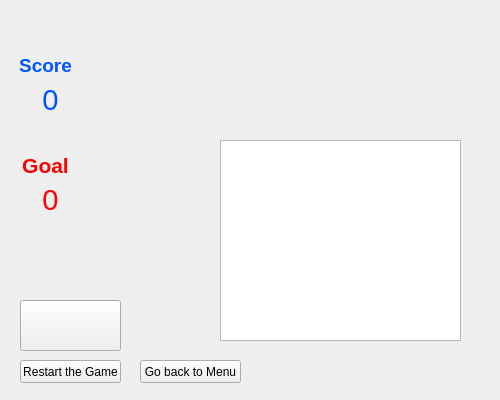
Old version of the form gameview.ui in the repository F74036344/2048.
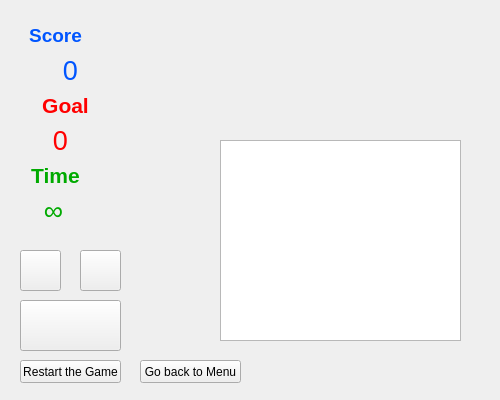
New version of the form. Icons and pictures are not drawn.

```diff
--- a/gameview.ui
+++ b/gameview.ui
@@ -23,8 +23,8 @@
   <widget class="QLabel" name="label_scoreText">
    <property name="geometry">
     <rect>
-     <x>0</x>
-     <y>50</y>
+     <x>10</x>
+     <y>20</y>
      <width>91</width>
      <height>31</height>
     </rect>
@@ -43,8 +43,8 @@
   <widget class="QLabel" name="label_scoreValue">
    <property name="geometry">
     <rect>
-     <x>10</x>
-     <y>80</y>
+     <x>30</x>
+     <y>50</y>
      <width>81</width>
      <height>41</height>
     </rect>
@@ -52,7 +52,7 @@
    <property name="font">
     <font>
      <family>Arial</family>
-     <pointsize>22</pointsize>
+     <pointsize>20</pointsize>
     </font>
    </property>
    <property name="text">
@@ -85,8 +85,8 @@
   <widget class="QLabel" name="label_goalText">
    <property name="geometry">
     <rect>
-     <x>0</x>
-     <y>150</y>
+     <x>20</x>
+     <y>90</y>
      <width>91</width>
      <height>31</height>
     </rect>
@@ -105,8 +105,8 @@
   <widget class="QLabel" name="label_goalValue">
    <property name="geometry">
     <rect>
-     <x>0</x>
-     <y>180</y>
+     <x>10</x>
+     <y>120</y>
      <width>101</width>
      <height>41</height>
     </rect>
@@ -114,7 +114,7 @@
    <property name="font">
     <font>
      <family>Arial</family>
-     <pointsize>22</pointsize>
+     <pointsize>20</pointsize>
     </font>
    </property>
    <property name="text">
@@ -157,6 +157,92 @@
     <string>Go back to Menu</string>
    </property>
   </widget>
+  <widget class="QPushButton" name="pushButton_quiet">
+   <property name="geometry">
+    <rect>
+     <x>20</x>
+     <y>250</y>
+     <width>41</width>
+     <height>41</height>
+    </rect>
+   </property>
+   <property name="text">
+    <string/>
+   </property>
+   <property name="icon">
+    <iconset resource="myresource.qrc">
+     <normaloff>:/images/resource/speaker.png</normaloff>:/images/resource/speaker.png</iconset>
+   </property>
+   <property name="iconSize">
+    <size>
+     <width>30</width>
+     <height>30</height>
+    </size>
+   </property>
+  </widget>
+  <widget class="QPushButton" name="pushButton_pause">
+   <property name="geometry">
+    <rect>
+     <x>80</x>
+     <y>250</y>
+     <width>41</width>
+     <height>41</height>
+    </rect>
+   </property>
+   <property name="text">
+    <string/>
+   </property>
+   <property name="icon">
+    <iconset resource="myresource.qrc">
+     <normaloff>:/images/resource/pause.png</normaloff>:/images/resource/pause.png</iconset>
+   </property>
+   <property name="iconSize">
+    <size>
+     <width>30</width>
+     <height>30</height>
+    </size>
+   </property>
+  </widget>
+  <widget class="QLabel" name="label_timeText">
+   <property name="geometry">
+    <rect>
+     <x>20</x>
+     <y>160</y>
+     <width>71</width>
+     <height>31</height>
+    </rect>
+   </property>
+   <property name="font">
+    <font>
+     <family>Arial</family>
+     <pointsize>16</pointsize>
+     <weight>75</weight>
+     <bold>true</bold>
+    </font>
+   </property>
+   <property name="text">
+    <string>&lt;html&gt;&lt;head/&gt;&lt;body&gt;&lt;p align=&quot;center&quot;&gt;&lt;span style=&quot; color:#00aa00;&quot;&gt;Time&lt;/span&gt;&lt;/p&gt;&lt;/body&gt;&lt;/html&gt;</string>
+   </property>
+  </widget>
+  <widget class="QLabel" name="label_timeValue">
+   <property name="geometry">
+    <rect>
+     <x>30</x>
+     <y>190</y>
+     <width>47</width>
+     <height>41</height>
+    </rect>
+   </property>
+   <property name="font">
+    <font>
+     <family>Arial</family>
+     <pointsize>20</pointsize>
+    </font>
+   </property>
+   <property name="text">
+    <string>&lt;html&gt;&lt;head/&gt;&lt;body&gt;&lt;p align=&quot;center&quot;&gt;&lt;span style=&quot; color:#00aa00;&quot;&gt;∞&lt;/span&gt;&lt;/p&gt;&lt;/body&gt;&lt;/html&gt;</string>
+   </property>
+  </widget>
  </widget>
  <resources>
   <include location="myresource.qrc"/>
```
Left out of the diff: 6 changed lines with no effect on the pictures.
